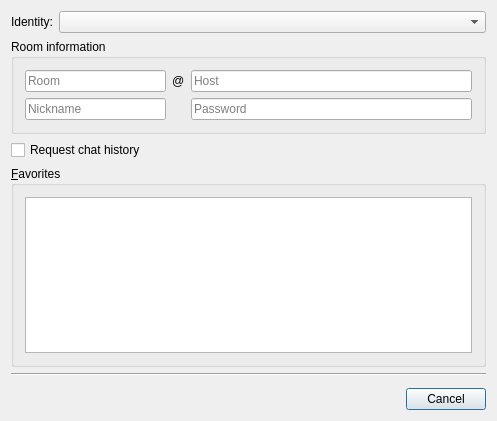
Above: src/mucjoin.ui from psi-im/psi before the change. Below: the same form after it.
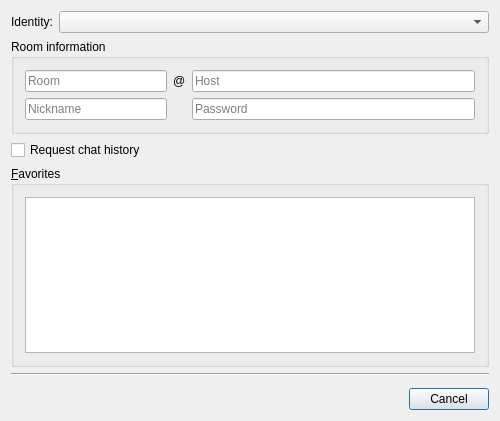
That is the form after the change. Custom widgets are drawn as their Qt base class.

Commit message: Larger muc join dialog

Patch:
```diff
--- a/src/mucjoin.ui
+++ b/src/mucjoin.ui
@@ -6,10 +6,16 @@
    <rect>
     <x>0</x>
     <y>0</y>
-    <width>497</width>
+    <width>500</width>
     <height>421</height>
    </rect>
   </property>
+  <property name="minimumSize">
+   <size>
+    <width>500</width>
+    <height>0</height>
+   </size>
+  </property>
   <property name="windowTitle">
    <string>Join Groupchat</string>
   </property>
@@ -99,7 +105,14 @@
      </property>
      <layout class="QVBoxLayout" name="verticalLayout_2">
       <item>
-       <widget class="QListWidget" name="lwFavorites"/>
+       <widget class="QListWidget" name="lwFavorites">
+        <property name="minimumSize">
+         <size>
+          <width>0</width>
+          <height>100</height>
+         </size>
+        </property>
+       </widget>
       </item>
      </layout>
     </widget>
@@ -118,6 +131,11 @@
     </widget>
    </item>
    <item>
+    <layout class="QHBoxLayout" name="horizontalLayout">
+     <property name="topMargin">
+      <number>6</number>
+     </property>
+     <item>
     <widget class="BusyWidget" name="busy" native="true"/>
    </item>
    <item>
@@ -126,6 +144,8 @@
       <set>QDialogButtonBox::Cancel</set>
      </property>
     </widget>
+     </item>
+    </layout>
    </item>
   </layout>
  </widget>
```
Lines whose indentation alone changed are shown as unchanged. The commit also changes 1 other file.
